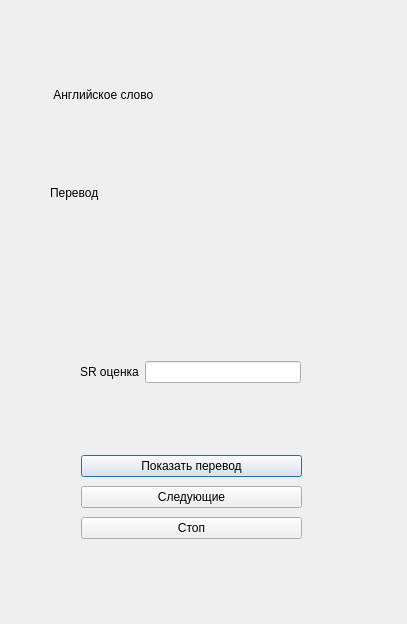
Old version of the form src/cardsui.ui in the repository GreeAI/English-cards.
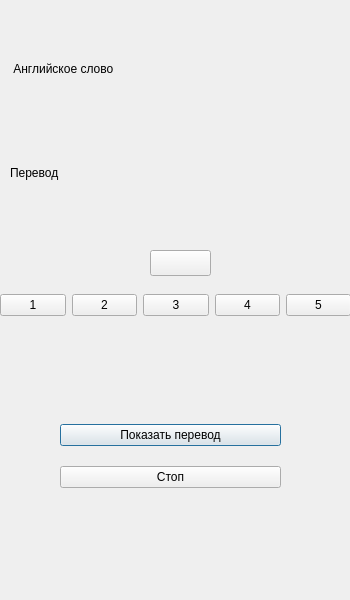
New version of the form. Icons and pictures are not drawn.

Patch:
```diff
--- a/src/cardsui.ui
+++ b/src/cardsui.ui
@@ -6,8 +6,8 @@
    <rect>
     <x>0</x>
     <y>0</y>
-    <width>407</width>
-    <height>624</height>
+    <width>350</width>
+    <height>600</height>
    </rect>
   </property>
   <property name="windowTitle">
@@ -16,10 +16,10 @@
   <widget class="QWidget" name="layoutWidget">
    <property name="geometry">
     <rect>
-     <x>50</x>
-     <y>48</y>
-     <width>291</width>
-     <height>191</height>
+     <x>10</x>
+     <y>20</y>
+     <width>331</width>
+     <height>201</height>
     </rect>
    </property>
    <layout class="QVBoxLayout" name="verticalLayout">
@@ -39,34 +39,12 @@
     </item>
    </layout>
   </widget>
-  <widget class="QWidget" name="layoutWidget_3">
-   <property name="geometry">
-    <rect>
-     <x>80</x>
-     <y>358</y>
-     <width>221</width>
-     <height>28</height>
-    </rect>
-   </property>
-   <layout class="QHBoxLayout" name="horizontalLayout">
-    <item>
-     <widget class="QLabel" name="label">
-      <property name="text">
-       <string>SR оценка</string>
-      </property>
-     </widget>
-    </item>
-    <item>
-     <widget class="QLineEdit" name="le_sr"/>
-    </item>
-   </layout>
-  </widget>
   <widget class="QLabel" name="lbl_error">
    <property name="geometry">
     <rect>
-     <x>50</x>
-     <y>280</y>
-     <width>291</width>
+     <x>10</x>
+     <y>350</y>
+     <width>341</width>
      <height>51</height>
     </rect>
    </property>
@@ -74,11 +52,11 @@
     <string>&lt;html&gt;&lt;head/&gt;&lt;body&gt;&lt;p&gt;&lt;br/&gt;&lt;/p&gt;&lt;/body&gt;&lt;/html&gt;</string>
    </property>
   </widget>
-  <widget class="QWidget" name="">
+  <widget class="QWidget" name="layoutWidget">
    <property name="geometry">
     <rect>
-     <x>81</x>
-     <y>452</y>
+     <x>60</x>
+     <y>410</y>
      <width>221</width>
      <height>92</height>
     </rect>
@@ -91,13 +69,6 @@
       </property>
      </widget>
     </item>
-    <item>
-     <widget class="QPushButton" name="pb_next">
-      <property name="text">
-       <string>Следующие</string>
-      </property>
-     </widget>
-    </item>
     <item>
      <widget class="QPushButton" name="pb_stop">
       <property name="text">
@@ -107,6 +78,70 @@
     </item>
    </layout>
   </widget>
+  <widget class="QWidget" name="layoutWidget">
+   <property name="geometry">
+    <rect>
+     <x>0</x>
+     <y>290</y>
+     <width>351</width>
+     <height>31</height>
+    </rect>
+   </property>
+   <layout class="QHBoxLayout" name="horizontalLayout_2">
+    <item>
+     <widget class="QPushButton" name="pb_sr_1">
+      <property name="text">
+       <string>1</string>
+      </property>
+     </widget>
+    </item>
+    <item>
+     <widget class="QPushButton" name="pb_sr_2">
+      <property name="text">
+       <string>2</string>
+      </property>
+     </widget>
+    </item>
+    <item>
+     <widget class="QPushButton" name="pb_sr_3">
+      <property name="text">
+       <string>3</string>
+      </property>
+     </widget>
+    </item>
+    <item>
+     <widget class="QPushButton" name="pb_sr_4">
+      <property name="text">
+       <string>4</string>
+      </property>
+     </widget>
+    </item>
+    <item>
+     <widget class="QPushButton" name="pb_sr_5">
+      <property name="text">
+       <string>5</string>
+      </property>
+     </widget>
+    </item>
+   </layout>
+  </widget>
+  <widget class="QPushButton" name="pushButton">
+   <property name="geometry">
+    <rect>
+     <x>150</x>
+     <y>250</y>
+     <width>61</width>
+     <height>26</height>
+    </rect>
+   </property>
+   <property name="text">
+    <string/>
+   </property>
+   <property name="icon">
+    <iconset resource="../resource.qrc">
+     <normaloff>:/resources/images/icon_voice_on.png</normaloff>:/resources/images/icon_voice_on.png</iconset>
+   </property>
+  </widget>
  </widget>
  <resources/>
  <connections/>
```
Left out of the diff: 4 changed lines with no effect on the pictures.
